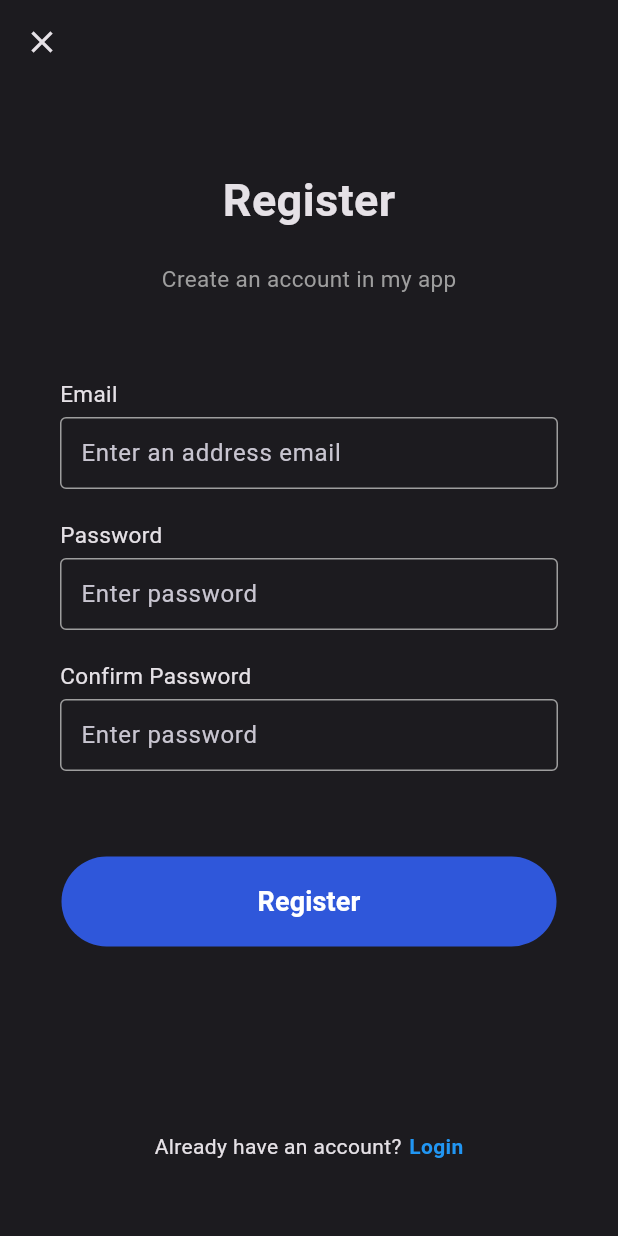
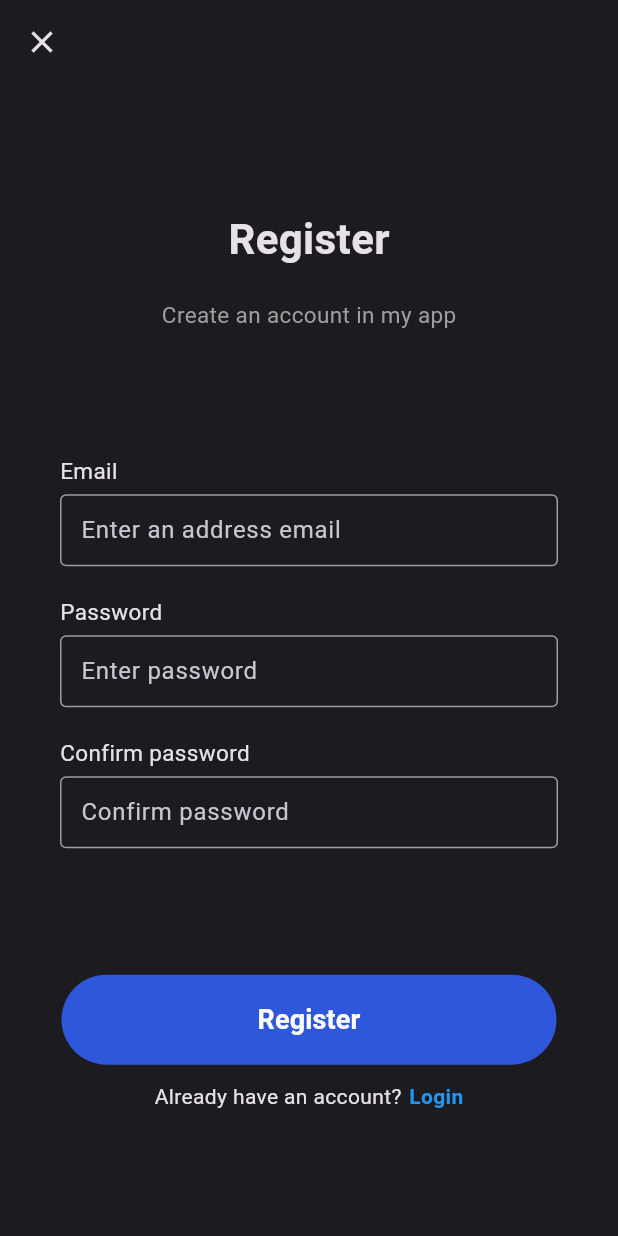
Before and after one commit to krystianpetek/AwesomePlaces, a Flutter app: the RegisterScreen screen opened by its route, after a tap on "Register", on a phone screen of 412 x 824 dp. Run offline on Flutter 3.47's test engine with Material 2 defaults, Android fonts, the phone set to English and light mode, and no system bars; our stand-ins replace flutter_riverpod, flutter_svg, font_awesome_flutter, go_router, shared_preferences; accounts and stored records are empty; network calls fail.

Commit message:
APP - Changed positioning on login and register screens, changed property on approveButton Added loading instead button while awaiting to Future after click button on register screen Changed positions also on welcome screen Added hintText to password field

```diff
--- a/awesome_places/lib/src/features/authentication/ui/register_screen.dart
+++ b/awesome_places/lib/src/features/authentication/ui/register_screen.dart
@@ -1,10 +1,13 @@
 import 'package:awesome_places/src/features/authentication/ui/widgets/widgets.dart';
-import 'package:awesome_places/src/widgets/redirect_button.dart';
+import 'package:awesome_places/src/routes/models/routes.dart';
+import 'package:awesome_places/src/widgets/approve_button.dart';
 import 'package:flutter/material.dart';
 import 'package:flutter_riverpod/flutter_riverpod.dart';
+import 'package:go_router/go_router.dart';
 
 class RegisterScreen extends ConsumerStatefulWidget {
-  const RegisterScreen({super.key});
+  RegisterScreen({super.key});
+  bool loading = false;
 
   @override
   ConsumerState<RegisterScreen> createState() => _RegisterScreenState();
@@ -29,32 +32,40 @@ class _RegisterScreenState extends ConsumerState<RegisterScreen> {
           },
         ),
       ),
-      body: SingleChildScrollView(
-        child: Container(
-          padding: EdgeInsets.symmetric(horizontal: 40),
-          height: MediaQuery.of(context).size.height - 50,
-          width: double.infinity,
+      body: Container(
+        padding: const EdgeInsets.symmetric(horizontal: 40),
         child: Column(
           mainAxisAlignment: MainAxisAlignment.spaceEvenly,
           children: <Widget>[
             Column(
               children: <Widget>[
-                  Text(
+                const Text(
                   "Register",
-                    style: TextStyle(fontSize: 30, fontWeight: FontWeight.bold),
+                  style: TextStyle(
+                    fontSize: 28,
+                    fontWeight: FontWeight.bold,
+                  ),
                 ),
                 const SizedBox(height: 20),
-                  Text("Create an account in my app",
+                Text(
+                  "Create an account in my app",
                   style: TextStyle(
                     color: Colors.grey[500],
                     fontSize: 15,
-                      )),
+                  ),
+                ),
               ],
             ),
             Column(
+              children: [
+                Form(
+                  autovalidateMode: AutovalidateMode.onUserInteraction,
+                  key: _formKey,
+                  child: Column(
                     children: <Widget>[
                       EmailField(
-                      label: "Email", textEditingController: emailController),
+                          label: "Email",
+                          textEditingController: emailController),
                       const SizedBox(height: 20),
                       PasswordField(
                           label: "Password",
@@ -62,14 +73,25 @@ class _RegisterScreenState extends ConsumerState<RegisterScreen> {
                           textEditingController: passwordController),
                       const SizedBox(height: 20),
                       PasswordField(
-                      label: "Confirm Password",
+                          label: "Confirm password",
+                          hintText: "Confirm password",
                           obscureText: true,
                           textEditingController: confirmPasswordController),
                     ],
                   ),
-              ApproveButton(
+                ),
+              ],
+            ),
+            Column(
+              children: [
+                widget.loading
+                    ? ApproveButton(
                         onClick: () {},
-                child: Text(
+                        child: const CircularProgressIndicator(),
+                      )
+                    : ApproveButton(
+                        onClick: () {},
+                        child: const Text(
                           "Register",
                           style: TextStyle(
                             fontWeight: FontWeight.w600,
@@ -84,20 +106,20 @@ class _RegisterScreenState extends ConsumerState<RegisterScreen> {
                     const Text("Already have an account?"),
                     const SizedBox(width: 5),
                     InkWell(
-                    onTap: () async {
-                      await showModal(
-                          text: "This feature isn't implemented yet!");
+                      onTap: () {
+                        context.goNamed(Routes.login.name);
                       },
                       child: const Text(
                         "Login",
                         style: TextStyle(
-                          fontWeight: FontWeight.w600, color: Colors.blue),
+                            fontWeight: FontWeight.w700, color: Colors.blue),
                       ),
                     ),
                   ],
                 ),
               ],
             ),
+          ],
         ),
       ),
     );
--- a/awesome_places/lib/src/features/authentication/ui/welcome_screen.dart
+++ b/awesome_places/lib/src/features/authentication/ui/welcome_screen.dart
@@ -1,5 +1,5 @@
 import 'package:awesome_places/src/routes/models/routes.dart';
-import 'package:awesome_places/src/widgets/redirect_button.dart';
+import 'package:awesome_places/src/widgets/approve_button.dart';
 import 'package:awesome_places/src/widgets/widgets.dart';
 import 'package:flutter/material.dart';
 import 'package:go_router/go_router.dart';
@@ -11,12 +11,13 @@ class WelcomeScreen extends StatelessWidget {
   Widget build(BuildContext context) {
     return Scaffold(
       body: SafeArea(
+        minimum: const EdgeInsets.only(top: 50),
         child: Container(
           width: double.infinity,
           height: MediaQuery.of(context).size.height,
           padding: const EdgeInsets.symmetric(horizontal: 30, vertical: 50),
           child: Column(
-            mainAxisAlignment: MainAxisAlignment.spaceBetween,
+            mainAxisAlignment: MainAxisAlignment.spaceEvenly,
             crossAxisAlignment: CrossAxisAlignment.center,
             children: <Widget>[
               Column(
@@ -38,17 +39,12 @@ class WelcomeScreen extends StatelessWidget {
                   ),
                 ],
               ),
-              const SizedBox(height: 20),
               Column(
                 children: const <Widget>[
                   BrandLogo(),
                   SizedBox(height: 30),
                   BrandName(),
                 ],
-              ),
-              const SizedBox(height: 20),
-              const SizedBox(
-                height: 20,
               ),
               Column(
                 children: [
--- a/awesome_places/lib/src/features/authentication/ui/widgets/password_field.dart
+++ b/awesome_places/lib/src/features/authentication/ui/widgets/password_field.dart
@@ -3,6 +3,7 @@ import 'package:flutter/material.dart';
 
 class PasswordField extends StatelessWidget {
   final String label;
+  final String hintText;
   final bool obscureText;
   final TextEditingController textEditingController;
 
@@ -11,6 +12,7 @@ class PasswordField extends StatelessWidget {
     required this.label,
     this.obscureText = true,
     required this.textEditingController,
+    this.hintText = 'Enter password',
   });
 
   @override
@@ -36,23 +38,24 @@ class PasswordField extends StatelessWidget {
           obscureText: obscureText,
           cursorColor: const Color.fromARGB(255, 40, 105, 245),
           keyboardType: TextInputType.emailAddress,
-          decoration: const InputDecoration(
-            contentPadding: EdgeInsets.symmetric(vertical: 0, horizontal: 10),
-            enabledBorder:
-                OutlineInputBorder(borderSide: BorderSide(color: Colors.grey)),
-            border: OutlineInputBorder(
+          decoration: InputDecoration(
+            contentPadding:
+                const EdgeInsets.symmetric(vertical: 0, horizontal: 10),
+            enabledBorder: const OutlineInputBorder(
+                borderSide: BorderSide(color: Colors.grey)),
+            border: const OutlineInputBorder(
               borderSide: BorderSide(
                 color: Colors.black,
                 width: 1.0,
               ),
             ),
-            focusedBorder: OutlineInputBorder(
+            focusedBorder: const OutlineInputBorder(
               borderSide: BorderSide(
                 color: Color.fromARGB(255, 40, 105, 245),
               ),
             ),
-            hintText: "Enter password",
-            hintStyle: TextStyle(height: 0.5),
+            hintText: hintText,
+            hintStyle: const TextStyle(height: 0.5),
           ),
         )
       ],
--- a/awesome_places/lib/src/features/authentication/ui/widgets/show_modal_bottom.dart
+++ b/awesome_places/lib/src/features/authentication/ui/widgets/show_modal_bottom.dart
@@ -9,10 +9,14 @@ class ShowModalBottom extends StatelessWidget {
     return SizedBox(
       height: MediaQuery.of(context).size.height / 3,
       child: Column(mainAxisAlignment: MainAxisAlignment.center, children: [
-        const Text('Sorry!', style: TextStyle(fontSize: 30)),
+        const Text(
+          'Sorry!',
+          style: TextStyle(fontSize: 30),
+        ),
         const SizedBox(height: 5),
         Text(
           text,
+          textAlign: TextAlign.center,
           style: const TextStyle(fontSize: 15, color: Colors.grey),
         ),
         const SizedBox(height: 10),
--- a/awesome_places/lib/src/features/explore/presentation/explore_screen.dart
+++ b/awesome_places/lib/src/features/explore/presentation/explore_screen.dart
@@ -1,6 +1,6 @@
 import 'package:awesome_places/src/features/explore/data/models/place.dart';
 import 'package:awesome_places/src/features/explore/data/services/places_service.dart';
-import 'package:awesome_places/src/widgets/redirect_button.dart';
+import 'package:awesome_places/src/widgets/approve_button.dart';
 import 'package:flutter/material.dart';
 
 class ExploreScreen extends StatefulWidget {
--- a/awesome_places/lib/src/features/home/presentation/home_screen.dart
+++ b/awesome_places/lib/src/features/home/presentation/home_screen.dart
@@ -1,5 +1,5 @@
 import 'package:awesome_places/src/features/authentication/data/providers/authentication_provider.dart';
-import 'package:awesome_places/src/widgets/redirect_button.dart';
+import 'package:awesome_places/src/widgets/approve_button.dart';
 import 'package:flutter/material.dart';
 import 'package:flutter_riverpod/flutter_riverpod.dart';
 
--- a/awesome_places/lib/src/widgets/redirect_button.dart
+++ b/awesome_places/lib/src/widgets/approve_button.dart
@@ -2,9 +2,9 @@ import 'package:flutter/material.dart';
 
 class ApproveButton extends StatelessWidget {
   final Function onClick;
-  Widget child;
+  final Widget child;
 
-  ApproveButton({super.key, required this.onClick, required this.child});
+  const ApproveButton({super.key, required this.onClick, required this.child});
 
   @override
   Widget build(BuildContext context) {
--- a/awesome_places/tasks.txt
+++ b/awesome_places/tasks.txt
@@ -1,5 +1,5 @@
-- register screen
-- login screen positioning
+- register screen only handle button click
+- register api call
 - theme provider
 - splash native screen
 - better error screen
```
Also changed, not shown: awesome_places/lib/src/features/authentication/ui/login_screen.dart (+27 -28 lines). Lines whose indentation alone changed are shown as unchanged.
